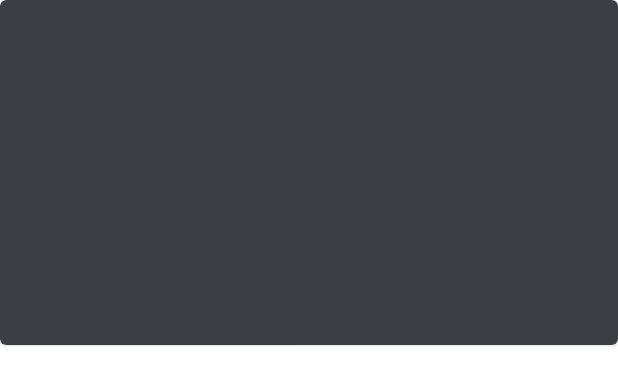
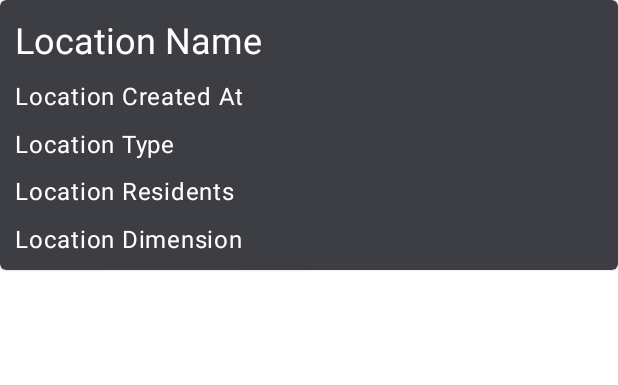
Before and after one commit to sergio11/RickAndMortyKMP, an Android app: the layout location_item_layout.xml on its own in the app's theme, with its tools: preview values and no code run, on a phone screen of 412 x 824 dp. Shown: the top 385 px of the screen. Run offline under Robolectric (Android 15) with nearby library versions, the phone set to English and light mode, and no system bars.

Commit message:
Refactor location item UI

```diff
--- a/app/src/main/java/sanchez/sergio/kmp_test/ui/locations/LocationsListBindings.kt
+++ b/app/src/main/java/sanchez/sergio/kmp_test/ui/locations/LocationsListBindings.kt
@@ -1,9 +1,13 @@
 package sanchez.sergio.kmp_test.ui.locations
 
+import android.annotation.SuppressLint
 import android.view.View
+import android.widget.TextView
 import androidx.databinding.BindingAdapter
 import androidx.recyclerview.widget.RecyclerView
 import androidx.swiperefreshlayout.widget.SwipeRefreshLayout
+import sanchez.sergio.kmp_test.R
+import sanchez.sergio.kmp_test.domain.models.Location
 
 /**
  * Locations List Bindings
@@ -42,6 +46,60 @@ object LocationsListBindings {
         val adapter = view.adapter
         if(state is LocationsState.OnSuccess &&  adapter is LocationListAdapter)
             adapter.addData(state.pageData.data)
+    }
 
+    /**
+     * Bind Location Created at
+     * @param view
+     * @param location
+     */
+    @SuppressLint("SetTextI18n")
+    @JvmStatic
+    @BindingAdapter("bindLocationCreatedAt")
+    fun bindLocationCreatedAt(view: TextView, location: Location) {
+        view.text = String.format(view.context.getString(R.string.location_created_at),
+            location.created)
     }
+
+    /**
+     * Bind Location Type
+     * @param view
+     * @param location
+     */
+    @SuppressLint("SetTextI18n")
+    @JvmStatic
+    @BindingAdapter("bindLocationType")
+    fun bindLocationType(view: TextView, location: Location) {
+        view.text = String.format(view.context.getString(R.string.location_type),
+            location.type)
+    }
+
+
+    /**
+     * Bind Location Residents
+     * @param view
+     * @param location
+     */
+    @SuppressLint("SetTextI18n")
+    @JvmStatic
+    @BindingAdapter("bindLocationResidents")
+    fun bindLocationResidents(view: TextView, location: Location) {
+        view.text = String.format(view.context.getString(R.string.location_residents),
+            location.residents)
+    }
+
+    /**
+     * Bind Location Dimension
+     * @param view
+     * @param location
+     */
+    @SuppressLint("SetTextI18n")
+    @JvmStatic
+    @BindingAdapter("bindLocationDimension")
+    fun bindLocationDimension(view: TextView, location: Location) {
+        view.text = String.format(view.context.getString(R.string.location_dimension),
+            location.dimension)
+    }
+
+
 }
--- a/app/src/main/res/layout/location_item_layout.xml
+++ b/app/src/main/res/layout/location_item_layout.xml
@@ -1,6 +1,7 @@
 <?xml version="1.0" encoding="utf-8"?>
 <layout xmlns:app="http://schemas.android.com/apk/res-auto"
-    xmlns:android="http://schemas.android.com/apk/res/android">
+    xmlns:android="http://schemas.android.com/apk/res/android"
+    xmlns:tools="http://schemas.android.com/tools">
 
     <data>
 
@@ -12,12 +13,87 @@
 
     <com.google.android.material.card.MaterialCardView
         android:layout_width="match_parent"
-        android:layout_height="@dimen/character_card_size"
+        android:layout_height="@dimen/location_card_size"
         app:cardBackgroundColor="@color/colorPrimary">
 
         <androidx.constraintlayout.widget.ConstraintLayout
             android:layout_width="match_parent"
-            android:layout_height="match_parent">
+            android:layout_height="match_parent"
+            android:padding="@dimen/common_padding">
+
+            <!-- Location Name -->
+            <TextView
+                android:id="@+id/locationNameTextView"
+                style="@style/TextAppearance.MaterialComponents.Headline5"
+                android:textColor="@color/colorAccent"
+                android:layout_width="0dp"
+                android:layout_height="wrap_content"
+                android:text="@{location.name}"
+                android:singleLine="true"
+                app:layout_constraintVertical_chainStyle="spread_inside"
+                app:layout_constraintStart_toStartOf="parent"
+                app:layout_constraintEnd_toEndOf="parent"
+                app:layout_constraintTop_toTopOf="parent"
+                app:layout_constraintBottom_toTopOf="@id/locationCreatedAtTextView"
+                tools:text="Location Name"/>
+
+
+            <!-- Location Created At Text View -->
+            <TextView
+                android:id="@+id/locationCreatedAtTextView"
+                style="@style/TextAppearance.MaterialComponents.Body1"
+                android:textColor="@color/colorAccent"
+                android:layout_width="0dp"
+                android:layout_height="wrap_content"
+                app:bindLocationCreatedAt="@{location}"
+                app:layout_constraintStart_toStartOf="parent"
+                app:layout_constraintEnd_toEndOf="parent"
+                app:layout_constraintTop_toBottomOf="@id/locationNameTextView"
+                app:layout_constraintBottom_toTopOf="@id/locationTypeTextView"
+                tools:text="Location Created At"/>
+
+            <!-- Location Type Text View -->
+            <TextView
+                android:id="@+id/locationTypeTextView"
+                style="@style/TextAppearance.MaterialComponents.Body1"
+                android:textColor="@color/colorAccent"
+                android:layout_width="0dp"
+                android:layout_height="wrap_content"
+                app:bindLocationType="@{location}"
+                app:layout_constraintStart_toStartOf="parent"
+                app:layout_constraintEnd_toEndOf="parent"
+                app:layout_constraintTop_toBottomOf="@id/locationCreatedAtTextView"
+                app:layout_constraintBottom_toTopOf="@id/locationResidentsTextView"
+                tools:text="Location Type"/>
+
+            <!-- Location Residents Text View -->
+            <TextView
+                android:id="@+id/locationResidentsTextView"
+                style="@style/TextAppearance.MaterialComponents.Body1"
+                android:textColor="@color/colorAccent"
+                android:layout_width="0dp"
+                android:layout_height="wrap_content"
+                app:bindLocationResidents="@{location}"
+                app:layout_constraintStart_toStartOf="parent"
+                app:layout_constraintEnd_toEndOf="parent"
+                app:layout_constraintTop_toBottomOf="@id/locationTypeTextView"
+                app:layout_constraintBottom_toTopOf="@id/locationDimensionTextView"
+                tools:text="Location Residents"/>
+
+            <!-- Location Dimension Text View -->
+            <TextView
+                android:id="@+id/locationDimensionTextView"
+                style="@style/TextAppearance.MaterialComponents.Body1"
+                android:textColor="@color/colorAccent"
+                android:layout_width="0dp"
+                android:layout_height="wrap_content"
+                app:bindLocationDimension="@{location}"
+                app:layout_constraintStart_toStartOf="parent"
+                app:layout_constraintEnd_toEndOf="parent"
+                app:layout_constraintTop_toBottomOf="@id/locationResidentsTextView"
+                app:layout_constraintBottom_toBottomOf="parent"
+                tools:text="Location Dimension"/>
+
 
         </androidx.constraintlayout.widget.ConstraintLayout>
 
--- a/app/src/main/res/values/dimens.xml
+++ b/app/src/main/res/values/dimens.xml
@@ -6,6 +6,7 @@
     <dimen name="error_occurred_icon_size">120dp</dimen>
     <dimen name="loading_icon_size">250dp</dimen>
     <dimen name="character_card_size">230dp</dimen>
-    <dimen name="location_card_size">230dp</dimen>
+    <dimen name="location_card_size">180dp</dimen>
+    <dimen name="episode_card_size">180dp</dimen>
     <dimen name="character_status_indicator_size">15dp</dimen>
 </resources>
--- a/app/src/main/res/values/strings.xml
+++ b/app/src/main/res/values/strings.xml
@@ -9,4 +9,9 @@
     <string name="character_last_known_location">Last known location:</string>
     <string name="character_specie">Specie:</string>
 
+    <string name="location_created_at" formatted="false">Created: %s</string>
+    <string name="location_type" formatted="false">Type: %s</string>
+    <string name="location_residents" formatted="false">Residents: %d</string>
+    <string name="location_dimension" formatted="false">Dimension: %s</string>
+
 </resources>
```
